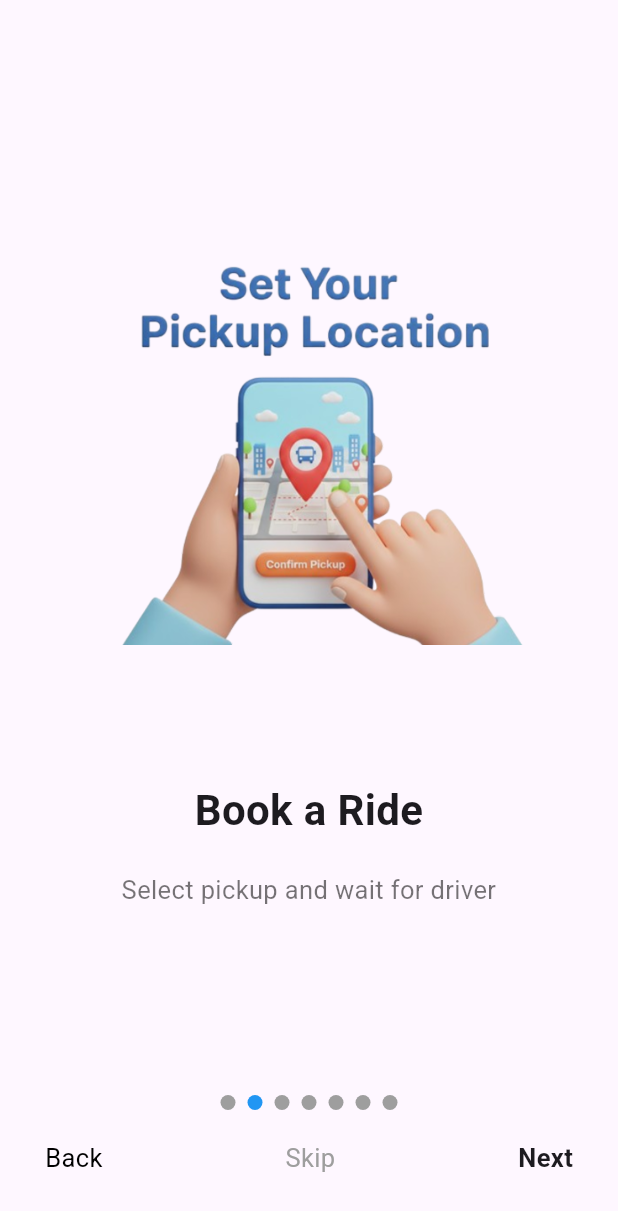
After one commit to Keimana/Go-trike, a Flutter app: the OnboardingScreen screen opened directly, swiped to page 2, on a phone screen of 412 x 824 dp. The commit adds this screen. Shown: the top 1211 px of the screen. Run offline on Flutter 3.47's test engine with Material 3 defaults, Android fonts, the phone set to English and light mode, and no system bars; drawn by our look-alikes of smooth_page_indicator; our stand-ins replace cloud_firestore, firebase_auth, firebase_core, flutter_dotenv, flutter_svg, geolocator and 1 more; accounts and stored records are empty.

Commit message:
feat: onboarding flow tut

```diff
--- /dev/null
+++ b/devtools_options.yaml
@@ -0,0 +1,3 @@
+description: This file stores settings for Dart & Flutter DevTools.
+documentation: https://docs.flutter.dev/tools/devtools/extensions#configure-extension-enablement-states
+extensions:
--- /dev/null
+++ b/lib/onboarding/onboarding_screen.dart
@@ -0,0 +1,248 @@
+import 'package:flutter/material.dart';
+import 'package:smooth_page_indicator/smooth_page_indicator.dart';
+import '../screens/home_page.dart';
+
+class OnboardingScreen extends StatefulWidget {
+  final String? userId; // true = show after login
+
+  const OnboardingScreen({this.userId, Key? key}) : super(key: key);
+
+  @override
+  State<OnboardingScreen> createState() => _OnboardingScreenState();
+}
+
+class _OnboardingScreenState extends State<OnboardingScreen> {
+  final PageController _controller = PageController();
+  bool isLastPage = false;
+
+  // Onboarding pages with custom height and padding
+  final List<Map<String, dynamic>> onboardingPages = [
+    {
+      "image": "assets/images/trike.png",
+      "title": "Welcome!",
+      "desc": "Go Trike App",
+      "height": 300.0,
+      "padding": const EdgeInsets.only(top: 50),
+    },
+    {
+      "image": "assets/images/onboard2.png",
+      "title": "Book a Ride",
+      "desc": "Select pickup and wait for driver",
+      "height": 280.0,
+      "padding": EdgeInsets.zero,
+    },
+    {
+      "image": "assets/images/onboard3.png",
+      "title": "Ride History",
+      "desc": "Select your drop-off",
+      "height": 280.0,
+      "padding": EdgeInsets.zero,
+    },
+    {
+      "image": "assets/images/onboard4.png",
+      "title": "Payment Method",
+      "desc": "Select payment method (Cash or GCash)",
+      "height": 280.0,
+      "padding": EdgeInsets.zero,
+    },
+    {
+      "image": "assets/images/onboard5.png",
+      "title": "Wait a Driver",
+      "desc": "Wait for a driver to pick you up",
+      "height": 280.0,
+      "padding": EdgeInsets.zero,
+    },
+    {
+      "image": "assets/images/onboard6.png",
+      "title": "Account Settings",
+      "desc": "This is your account settings",
+      "height": 280.0,
+      "padding": EdgeInsets.zero,
+    },
+    {
+      "image": "assets/images/onboard7.png",
+      "title": "have a great day!",
+      "desc": "Enjoy Riding!",
+      "height": 280.0,
+      "padding": EdgeInsets.zero,
+    },
+  ];
+
+  void finishOnboarding() {
+    if (widget.userId != null) {
+      Navigator.pushReplacement(
+        context,
+        MaterialPageRoute(builder: (_) => const HomePage()),
+      );
+    } else {
+      Navigator.pushReplacementNamed(context, '/signin');
+    }
+  }
+
+  @override
+  Widget build(BuildContext context) {
+    return Scaffold(
+      body: Stack(
+        children: [
+          // PageView with dynamic pages
+          PageView.builder(
+            controller: _controller,
+            itemCount: onboardingPages.length,
+            onPageChanged: (index) =>
+                setState(() => isLastPage = index == onboardingPages.length - 1),
+            itemBuilder: (context, index) {
+              final page = onboardingPages[index];
+              return buildPage(page, index: index); // pass the index here
+            },
+          ),
+
+          // Bottom controls
+          Positioned(
+            bottom: 40,
+            left: 30,
+            right: 30,
+            child: Column(
+              mainAxisSize: MainAxisSize.min,
+              children: [
+                // SmoothPageIndicator dots
+                SmoothPageIndicator(
+                  controller: _controller,
+                  count: onboardingPages.length,
+                  effect: const WormEffect(
+                      dotHeight: 10, dotWidth: 10, activeDotColor: Colors.blue),
+                ),
+                const SizedBox(height: 20),
+
+                // Buttons row: Back | Skip | Next/Done
+                Row(
+                  mainAxisAlignment: MainAxisAlignment.spaceBetween,
+                  children: [
+                    // Back button
+                    GestureDetector(
+                      onTap: () {
+                        if (_controller.page! > 0) {
+                          _controller.previousPage(
+                              duration: const Duration(milliseconds: 300),
+                              curve: Curves.easeInOut);
+                        }
+                      },
+                      child: Text(
+                        "Back",
+                        style: TextStyle(
+                          fontSize: 17,
+                          color: (_controller.hasClients && _controller.page! > 0)
+                              ? Colors.black
+                              : Colors.grey,
+                        ),
+                      ),
+                    ),
+
+                    // Skip button (center)
+                    GestureDetector(
+                      onTap: finishOnboarding,
+                      child: const Text(
+                        "Skip",
+                        style: TextStyle(fontSize: 17, color: Colors.grey),
+                      ),
+                    ),
+
+                    // Next / Done button
+                    GestureDetector(
+                      onTap: () {
+                        if (isLastPage) {
+                          finishOnboarding();
+                        } else {
+                          _controller.nextPage(
+                              duration: const Duration(milliseconds: 300),
+                              curve: Curves.easeInOut);
+                        }
+                      },
+                      child: Text(
+                        isLastPage ? "Done" : "Next",
+                        style: const TextStyle(
+                            fontSize: 17, fontWeight: FontWeight.bold),
+                      ),
+                    ),
+                  ],
+                ),
+              ],
+            ),
+          ),
+        ],
+      ),
+    );
+  }
+
+Widget buildPage(Map<String, dynamic> page, {required int index}) {
+  return SingleChildScrollView(
+    padding: page['padding'] ?? const EdgeInsets.all(40),
+    child: Column(
+      crossAxisAlignment: CrossAxisAlignment.center,
+      children: [
+        // Only show "Go Trike" on the first page
+        if (index == 0)
+          Column(
+            children: const [
+              SizedBox(height: 60), // top spacing
+              Text.rich(
+                TextSpan(
+                  children: [
+                    TextSpan(
+                      text: 'Go ',
+                      style: TextStyle(
+                        fontFamily: 'Roboto',
+                        fontSize: 50,
+                        fontWeight: FontWeight.bold,
+                        color: Color(0xFF0097B2),
+                      ),
+                    ),
+                    TextSpan(
+                      text: 'Trike',
+                      style: TextStyle(
+                        fontFamily: 'Roboto',
+                        fontSize: 50,
+                        fontWeight: FontWeight.bold,
+                        color: Color(0xFFFF9500),
+                      ),
+                    ),
+                  ],
+                ),
+                textAlign: TextAlign.center,
+              ),
+              SizedBox(height: 70),
+            ],
+          ),
+
+        // Top spacing for pages 2–7
+        if (index != 0)
+          const SizedBox(height: 150), // adjust height as needed
+
+        // Image
+        Image.asset(page['image'], height: page['height'] ?? 280),
+        const SizedBox(height: 80),
+
+        // Title above description
+        Padding(
+          padding: const EdgeInsets.symmetric(horizontal: 20.0, vertical: 10.0),
+          child: Text(
+            page['title'],
+            style: const TextStyle(fontSize: 28, fontWeight: FontWeight.w700),
+            textAlign: TextAlign.center,
+          ),
+        ),
+
+        // Description
+        Padding(
+          padding: const EdgeInsets.symmetric(horizontal: 20.0, vertical: 10.0),
+          child: Text(
+            page['desc'],
+            style: const TextStyle(fontSize: 17, color: Colors.black54, height: 1.5),
+            textAlign: TextAlign.center,
+          ),
+        ),
+      ],
+    ),
+  );
+}
+
+}
--- a/pubspec.yaml
+++ b/pubspec.yaml
@@ -38,7 +38,8 @@ dependencies:
   intl: ^0.19.0
   json_annotation: ^4.8.1
   geolocator: ^9.0.0
-
+  smooth_page_indicator: ^1.1.0
+  shared_preferences: ^2.2.0
   # The following adds the Cupertino Icons font to your application.
   # Use with the CupertinoIcons class for iOS style icons.
   cupertino_icons: ^1.0.6
@@ -108,7 +109,7 @@ flutter:
     - assets/icons/terminal.png
     - assets/icons/fullscreen.svg
     - assets/icons/person_search.svg
-    - .env
+
 
   fonts:
     - family: Roboto
```
Also changed, not shown: lib/screens/home_page.dart (+15 -15 lines), lib/screens/settings_screen.dart (+0 -11 lines), lib/screens/signin_screen.dart (+3 -4 lines), assets/images/logo.png (added), assets/images/onboard2.png (added), assets/images/onboard3.png (added), assets/images/onboard4.png (added), assets/images/onboard5.png (added), assets/images/onboard6.png (added), assets/images/onboard7.png (added), assets/images/trike.png, pubspec.lock, 1 other file.
